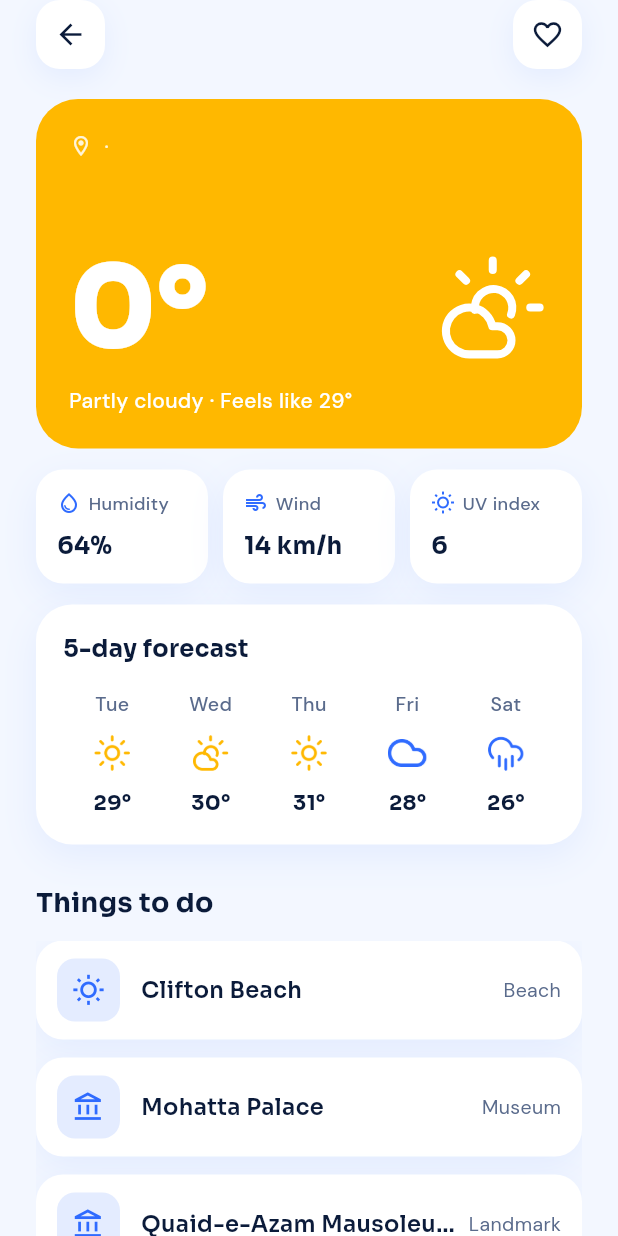
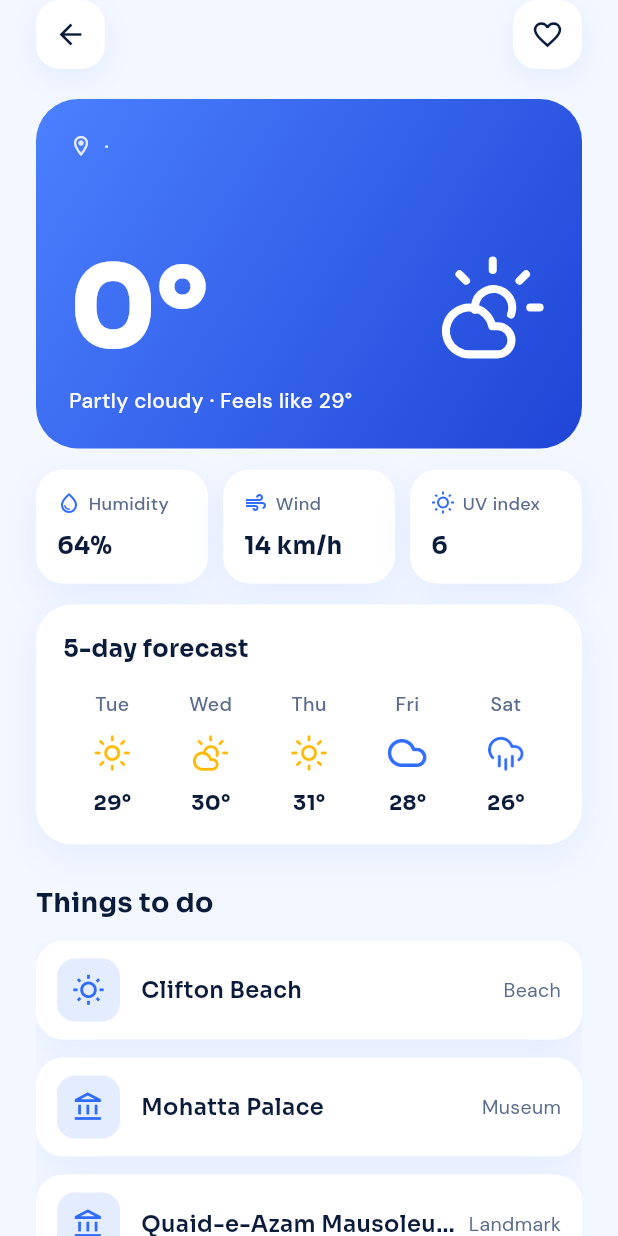
Before and after one commit to TabaSualeh/dstp-nimbus-weather-app, a Flutter app: the CityDetailScreen screen opened directly with empty values, on a phone screen of 412 x 824 dp. Run offline on Flutter 3.47's test engine with Material 3 defaults, Android fonts, the phone set to English and light mode, and no system bars; our stand-ins replace flutter_svg, get, google_fonts, shared_preferences, shimmer; accounts and stored records are empty.

Commit message:
feat: Add getLinearGradient method for CityDetailScreen via Enum

```diff
--- a/lib/utils/app_model.dart
+++ b/lib/utils/app_model.dart
@@ -1,6 +1,7 @@
 import 'dart:io';
 import 'dart:ui';
 
+import 'package:flutter/material.dart';
 import 'package:get/get.dart';
 import 'package:nimbus/model/app_enums.dart';
 import 'package:shared_preferences/shared_preferences.dart';
@@ -80,6 +81,50 @@ class AppModel extends GetxController {
     }
   }
 
+  LinearGradient getWeatherGradient(WeatherEnum weatherData) {
+    switch (weatherData) {
+      case WeatherEnum.sun:
+        return const LinearGradient(
+          begin: Alignment.topLeft,
+          end: Alignment.bottomRight,
+          colors: [
+            Color(0xFFFFC94A),
+            Color(0xFFF59E0B),
+          ],
+        );
+
+      case WeatherEnum.cloud:
+        return const LinearGradient(
+          begin: Alignment.topLeft,
+          end: Alignment.bottomRight,
+          colors: [
+            AppColors.heroGradientStart,
+            AppColors.heroGradientEnd,
+          ],
+        );
+
+      case WeatherEnum.cloudRain:
+        return const LinearGradient(
+          begin: Alignment.topLeft,
+          end: Alignment.bottomRight,
+          colors: [
+            Color(0xFF60A5FA),
+            Color(0xFF1D4ED8),
+          ],
+        );
+
+      case WeatherEnum.cloudSun:
+        return const LinearGradient(
+          begin: Alignment.topLeft,
+          end: Alignment.bottomRight,
+          colors: [
+            AppColors.heroGradientStart,
+            AppColors.heroGradientEnd,
+          ],
+        );
+    }
+  }
+
   Color getWeatherIconBg(WeatherEnum weatherData) {
     switch (weatherData) {
       case WeatherEnum.sun:
--- a/lib/view/city_details_screen.dart
+++ b/lib/view/city_details_screen.dart
@@ -127,27 +127,12 @@ class _CityDetailScreenState extends State<CityDetailScreen> {
                 width: double.infinity,
                 padding: const EdgeInsets.all(22),
                 decoration: BoxDecoration(
-                  color: appModel.getWeatherIconColor(
+                  gradient: appModel.getWeatherGradient(
                     appModel.getWeatherEnum(
                       widget.data.weather!.condition!.icon!,
                     ),
                   ),
-                  // gradient: const LinearGradient(
-                  //   begin: Alignment.topLeft,
-                  //   end: Alignment.bottomRight,
-                  //   colors: [
-                  //     AppColors.heroGradientStart,
-                  //     AppColors.heroGradientEnd,
-                  //   ],
-                  // ),
                   borderRadius: BorderRadius.circular(28),
-                  // boxShadow: const [
-                  //   BoxShadow(
-                  //     color: Color(0x402F6BFF),
-                  //     blurRadius: 28,
-                  //     offset: Offset(0, 14),
-                  //   ),
-                  // ],
                 ),
                 child: Column(
                   crossAxisAlignment: CrossAxisAlignment.start,
```
